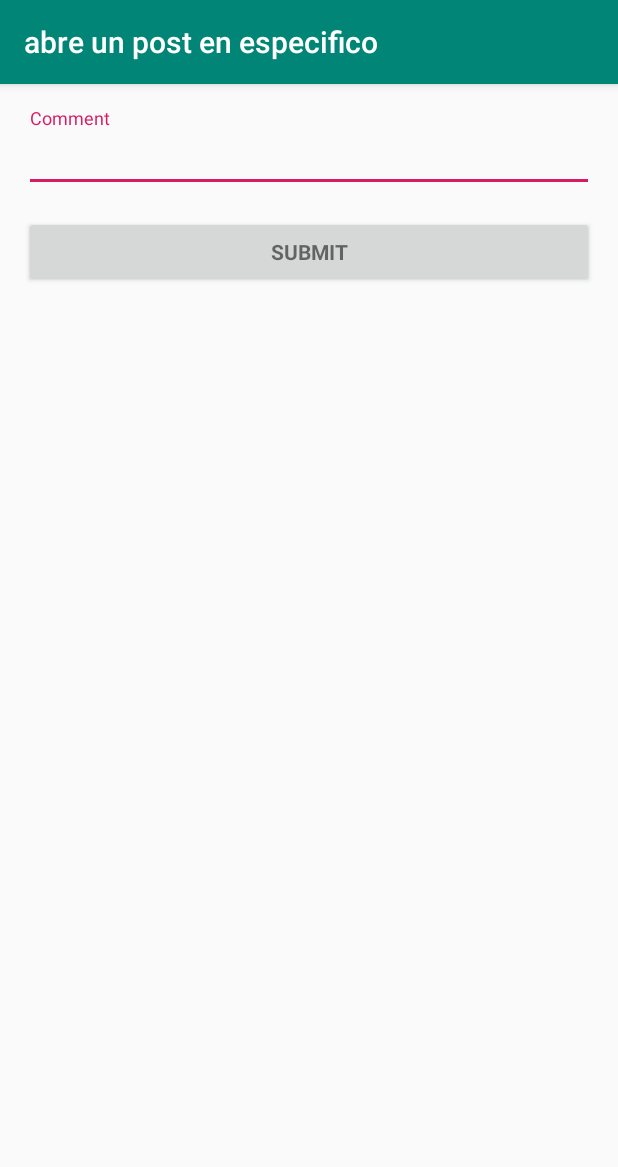
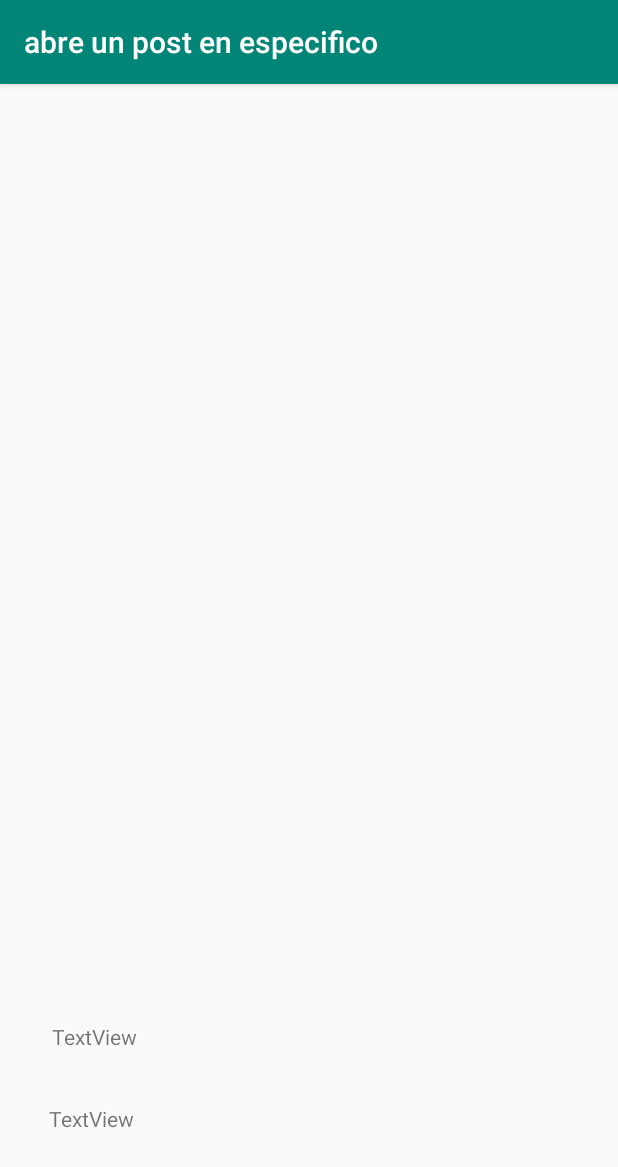
Before and after one commit to BernoldAZ/Picz_POO, an Android app: the PostEspecifico screen opened directly, with no data from a screen before it, on a phone screen of 412 x 824 dp. Shown: the top 1167 px of the screen. Run offline under Robolectric (Android 15) with nearby library versions, the phone set to English and light mode, and no system bars.

```diff
--- a/app/src/main/java/Posts/Room/PostRoom.java
+++ b/app/src/main/java/Posts/Room/PostRoom.java
@@ -46,8 +46,6 @@ public class PostRoom {
         this.Photo=temp;
     }
 
-
-
     public PostRoom() {
 
     }
--- a/app/src/main/java/com/picz/usuario/picz_poo/PostEspecifico.java
+++ b/app/src/main/java/com/picz/usuario/picz_poo/PostEspecifico.java
@@ -4,6 +4,7 @@ import android.graphics.Bitmap;
 import android.os.Bundle;
 import android.os.Parcelable;
 import android.support.v7.app.AppCompatActivity;
+import android.util.Log;
 import android.widget.Button;
 import android.widget.ImageView;
 import android.widget.TextView;
@@ -12,24 +13,30 @@ import Posts.Room.PostDataBase;
 
 public class PostEspecifico extends AppCompatActivity {
 
-
+    String comentario,lalola;
+    Bitmap image;
     @Override
     protected void onCreate(Bundle savedInstanceState) {
         super.onCreate(savedInstanceState);
-        setContentView(R.layout.activity_create_post);
+        setContentView(R.layout.activity_search);
         // Set up the login form.
+        ImageView img = (ImageView)findViewById(R.id.imagen);
+        TextView com = (TextView)findViewById(R.id.commentario);
+        TextView fecha = (TextView)findViewById(R.id.fecha);
 
         Bundle parametros = this.getIntent().getExtras();
         if (parametros != null) {
-            String comentario = parametros.getParcelable("comment");
-            Bitmap imagen = parametros.getParcelable("image");
-            String date = parametros.getParcelable("date");
-            ImageView img = (ImageView)findViewById(R.id.imagen);
-            TextView com = (TextView)findViewById(R.id.commentario);
-            TextView fecha = (TextView)findViewById(R.id.fecha);
-            img.setImageBitmap(imagen);
+            /*PostEspecifico.putExtra("comment", posts.get(position).getComment());
+            PostEspecifico.putExtra("date", posts.get(position).getDate());
+            PostEspecifico.putExtra("image", posts.get(position).getPhoto());
+            */
+            comentario = parametros.getString("comment");
+            lalola = parametros.getString("date");
+            image = parametros.getParcelable("image");
+
+            img.setImageBitmap(image);
             com.setText(comentario);
-            fecha.setText(date);
+            fecha.setText(lalola);
         }
 
 
--- a/app/src/main/res/layout/activity_search.xml
+++ b/app/src/main/res/layout/activity_search.xml
@@ -1,35 +1,44 @@
 <?xml version="1.0" encoding="utf-8"?>
-<android.support.constraint.ConstraintLayout
+<RelativeLayout
     xmlns:android="http://schemas.android.com/apk/res/android"
-    xmlns:app="http://schemas.android.com/apk/res-auto"
     xmlns:tools="http://schemas.android.com/tools"
     android:layout_width="match_parent"
-    android:layout_height="match_parent">
+    android:layout_height="match_parent"
+    tools:context=".PostEspecifico">
 
     <ImageView
         android:id="@+id/imagen"
         android:layout_width="354dp"
         android:layout_height="348dp"
+        android:layout_alignParentTop="true"
+        android:layout_centerHorizontal="true"
+        android:layout_marginTop="22dp"
+        tools:ignore="MissingConstraints"
         tools:layout_editor_absoluteX="16dp"
         tools:layout_editor_absoluteY="16dp"
-        tools:srcCompat="@tools:sample/avatars[2]"
-        tools:ignore="MissingConstraints" />
+        tools:srcCompat="@tools:sample/avatars[2]" />
 
     <TextView
         android:id="@+id/commentario"
         android:layout_width="348dp"
         android:layout_height="39dp"
+        android:layout_alignEnd="@+id/imagen"
+        android:layout_alignParentBottom="true"
+        android:layout_marginBottom="103dp"
         android:text="TextView"
+        tools:ignore="MissingConstraints"
         tools:layout_editor_absoluteX="16dp"
-        tools:layout_editor_absoluteY="389dp"
-        tools:ignore="MissingConstraints" />
+        tools:layout_editor_absoluteY="389dp" />
 
     <TextView
         android:id="@+id/fecha"
         android:layout_width="350dp"
         android:layout_height="42dp"
+        android:layout_alignEnd="@+id/imagen"
+        android:layout_alignParentBottom="true"
+        android:layout_marginBottom="46dp"
         android:text="TextView"
+        tools:ignore="MissingConstraints"
         tools:layout_editor_absoluteX="16dp"
-        tools:layout_editor_absoluteY="445dp"
-        tools:ignore="MissingConstraints" />
-</android.support.constraint.ConstraintLayout>
+        tools:layout_editor_absoluteY="445dp" />
+</RelativeLayout>
```
